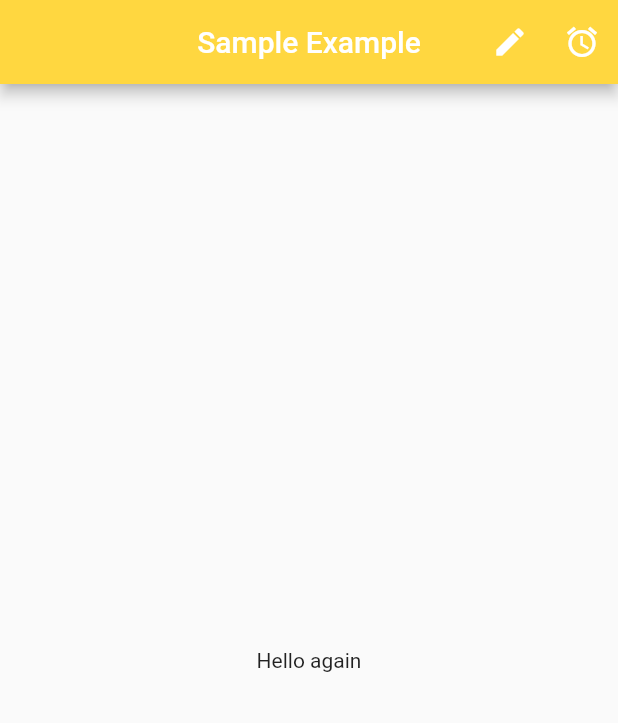
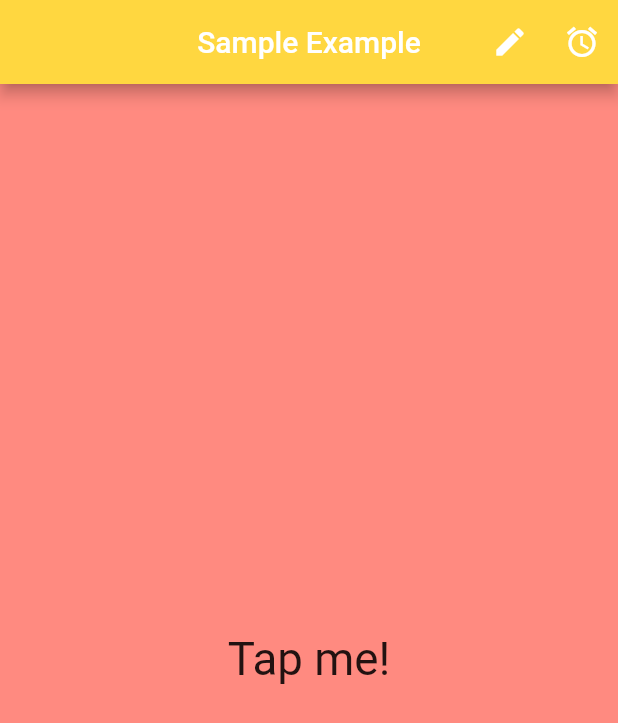
Before and after one commit to anandl-cuelogic/FlutterTraingProject, a Flutter app: the screen it shows after launch, on a phone screen of 412 x 824 dp. Shown: the top 723 px of the screen. Run offline on Flutter 3.47's test engine with Material 2 defaults, Android fonts, the phone set to English and light mode, and no system bars.

Commit message:
InkWell demo

```diff
--- a/flutter_first_1/lib/ui/home.dart
+++ b/flutter_first_1/lib/ui/home.dart
@@ -19,8 +19,23 @@ class ScaffoldExample extends StatelessWidget {
           IconButton(icon: Icon(Icons.access_alarm),onPressed:_tabButton)
         ],
       ),
- body: Center(
-     child: Text("Hello again"),
+ backgroundColor: Colors.redAccent.shade100,
+
+ body: Container(
+     alignment: Alignment.center,
+     child: Column(
+       mainAxisAlignment: MainAxisAlignment.center,
+       children: <Widget>[
+         InkWell(
+           child: Text(
+             "Tap me!",
+             style: TextStyle(fontSize: 30.45)),
+
+             onTap:() => debugPrint("tapped..."),
+           ),
+
+       ],
+     )
  ),
     );
   }
```
